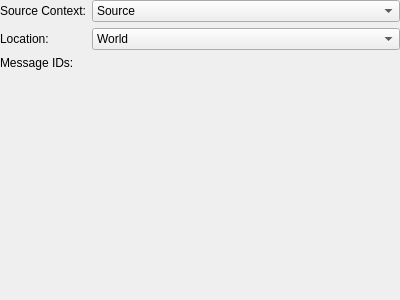
comphack/comp_hack, file tools/cathedral/ui/ActionDisplayMessage.ui: the form before one commit.
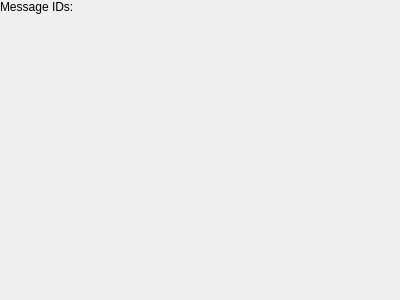
The form after the commit. Custom widgets are drawn as their Qt base class.

Commit message: Minimizing the base action UI

```diff
--- a/tools/cathedral/ui/ActionDisplayMessage.ui
+++ b/tools/cathedral/ui/ActionDisplayMessage.ui
@@ -29,70 +29,13 @@
       <enum>QFormLayout::AllNonFixedFieldsGrow</enum>
      </property>
      <item row="0" column="0">
-      <widget class="QLabel" name="lblSourceContext">
-       <property name="text">
-        <string>Source Context:</string>
-       </property>
-      </widget>
-     </item>
-     <item row="0" column="1">
-      <widget class="QComboBox" name="sourceContext">
-       <item>
-        <property name="text">
-         <string>Source</string>
-        </property>
-       </item>
-       <item>
-        <property name="text">
-         <string>Party</string>
-        </property>
-       </item>
-       <item>
-        <property name="text">
-         <string>All</string>
-        </property>
-       </item>
-      </widget>
-     </item>
-     <item row="1" column="0">
-      <widget class="QLabel" name="lblLocation">
-       <property name="text">
-        <string>Location:</string>
-       </property>
-      </widget>
-     </item>
-     <item row="1" column="1">
-      <widget class="QComboBox" name="location">
-       <item>
-        <property name="text">
-         <string>World</string>
-        </property>
-       </item>
-       <item>
-        <property name="text">
-         <string>Channel</string>
-        </property>
-       </item>
-       <item>
-        <property name="text">
-         <string>Instance</string>
-        </property>
-       </item>
-       <item>
-        <property name="text">
-         <string>Zone</string>
-        </property>
-       </item>
-      </widget>
-     </item>
-     <item row="2" column="0">
       <widget class="QLabel" name="lblMessageIDs">
        <property name="text">
         <string>Message IDs:</string>
        </property>
       </widget>
      </item>
-     <item row="2" column="1">
+     <item row="0" column="1">
       <widget class="ActionIDs" name="messageIDs" native="true"/>
      </item>
     </layout>
```
The commit also changes 50 other files.
